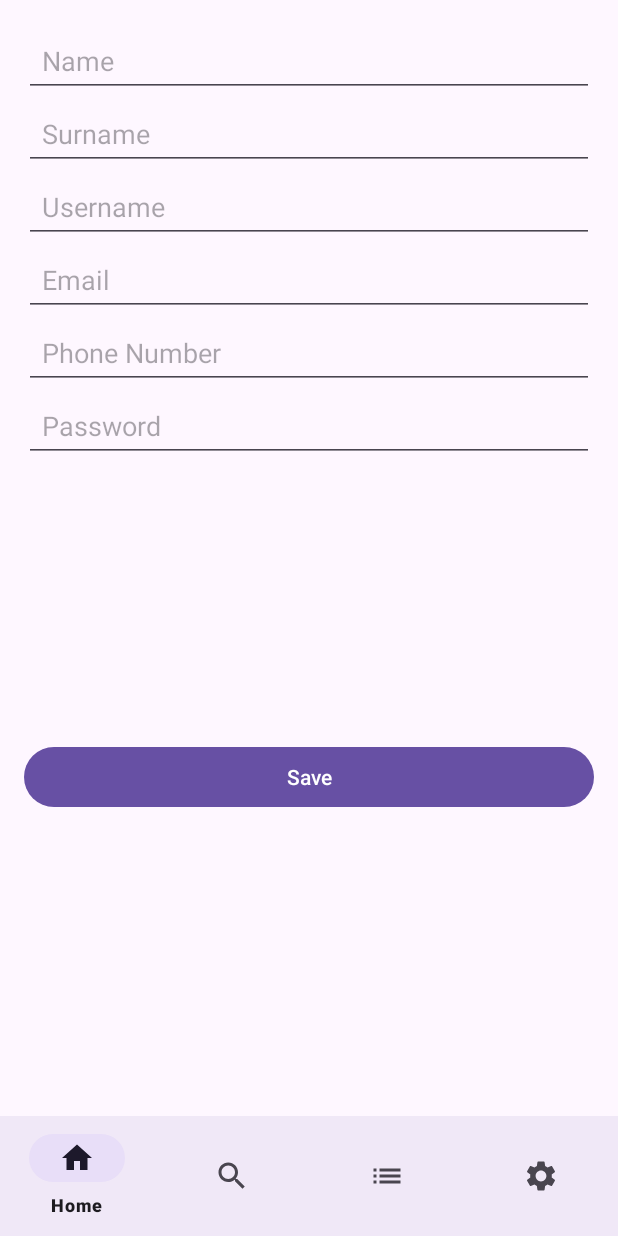
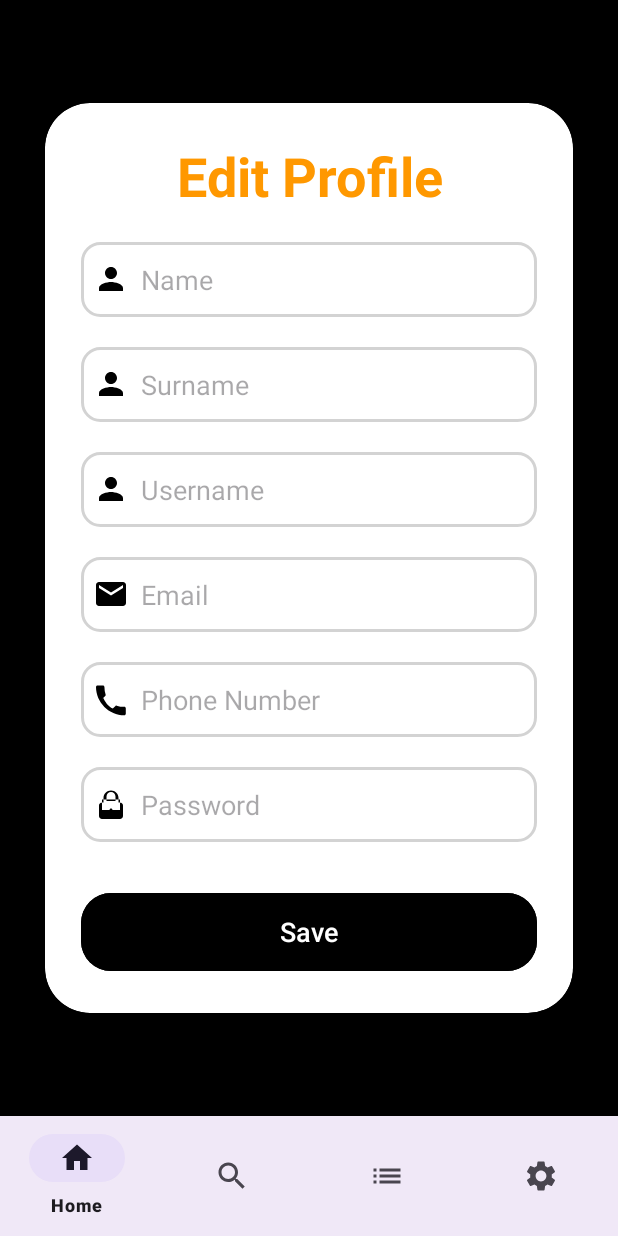
Before and after one commit to CineRedux/CineReduxApp, an Android app: the fragment EditProfileFragment placed in its activity, on a phone screen of 412 x 824 dp. Run offline under Robolectric (Android 15) with nearby library versions, the phone set to English and light mode, and no system bars; pictures from the network do not load; 1 statement that could not run was skipped.

Commit message:
fixed edit profile xml

```diff
--- a/app/src/main/res/layout/fragment_edit_profile.xml
+++ b/app/src/main/res/layout/fragment_edit_profile.xml
@@ -1,104 +1,126 @@
 <?xml version="1.0" encoding="utf-8"?>
-<androidx.constraintlayout.widget.ConstraintLayout
+<LinearLayout
     xmlns:android="http://schemas.android.com/apk/res/android"
     xmlns:app="http://schemas.android.com/apk/res-auto"
+    xmlns:tools="http://schemas.android.com/tools"
     android:layout_width="match_parent"
     android:layout_height="match_parent"
-    android:padding="16dp">
+    android:orientation="vertical"
+    android:gravity="center"
+    android:background="@drawable/loginbkg"
+    tools:context=".ProfileEdit">
 
-    <!-- Name Field -->
+    <androidx.cardview.widget.CardView
+        android:layout_width="match_parent"
+        android:layout_height="wrap_content"
+        android:layout_margin="30dp"
+        app:cardCornerRadius="30dp"
+        app:cardElevation="20dp">
+
+        <LinearLayout
+            android:layout_width="match_parent"
+            android:layout_height="wrap_content"
+            android:orientation="vertical"
+            android:layout_gravity="center_horizontal"
+            android:padding="24dp">
+
+            <TextView
+                android:layout_width="match_parent"
+                android:layout_height="wrap_content"
+                android:text="Edit Profile"
+                android:id="@+id/editProfileText"
+                android:textSize="36sp"
+                android:textAlignment="center"
+                android:textStyle="bold"
+                android:textColor="#FF9800"/>
+
             <EditText
+                android:layout_width="match_parent"
+                android:layout_height="50dp"
                 android:id="@+id/editText_name"
-        android:layout_width="0dp"
-        android:layout_height="wrap_content"
+                android:background="@drawable/custom_edittext"
+                android:layout_marginTop="20dp"
+                android:padding="8dp"
                 android:hint="Name"
-        android:inputType="textPersonName"
-        android:minHeight="48dp"
-        android:padding="12dp"
-        app:layout_constraintTop_toTopOf="parent"
-        app:layout_constraintStart_toStartOf="parent"
-        app:layout_constraintEnd_toEndOf="parent"
-        android:layout_marginBottom="8dp" />
+                android:drawableLeft="@drawable/ic_baseline_person_24"
+                android:textColor="@color/black"
+                android:drawablePadding="8dp"/>
 
-    <!-- Surname Field -->
             <EditText
+                android:layout_width="match_parent"
+                android:layout_height="50dp"
                 android:id="@+id/editText_surname"
-        android:layout_width="0dp"
-        android:layout_height="wrap_content"
+                android:background="@drawable/custom_edittext"
+                android:layout_marginTop="20dp"
+                android:padding="8dp"
                 android:hint="Surname"
-        android:inputType="textPersonName"
-        android:minHeight="48dp"
-        android:padding="12dp"
-        app:layout_constraintTop_toBottomOf="@id/editText_name"
-        app:layout_constraintStart_toStartOf="parent"
-        app:layout_constraintEnd_toEndOf="parent"
-        android:layout_marginBottom="8dp" />
+                android:drawableLeft="@drawable/ic_baseline_person_24"
+                android:textColor="@color/black"
+                android:drawablePadding="8dp"/>
 
-    <!-- Username Field -->
             <EditText
+                android:layout_width="match_parent"
+                android:layout_height="50dp"
                 android:id="@+id/editText_username"
-        android:layout_width="0dp"
-        android:layout_height="wrap_content"
+                android:background="@drawable/custom_edittext"
+                android:layout_marginTop="20dp"
+                android:padding="8dp"
                 android:hint="Username"
-        android:inputType="textPersonName"
-        android:minHeight="48dp"
-        android:padding="12dp"
-        app:layout_constraintTop_toBottomOf="@id/editText_surname"
-        app:layout_constraintStart_toStartOf="parent"
-        app:layout_constraintEnd_toEndOf="parent"
-        android:layout_marginBottom="8dp" />
+                android:drawableLeft="@drawable/ic_baseline_person_24"
+                android:textColor="@color/black"
+                android:drawablePadding="8dp"/>
 
-    <!-- Email Field -->
             <EditText
+                android:layout_width="match_parent"
+                android:layout_height="50dp"
                 android:id="@+id/editText_email"
-        android:layout_width="0dp"
-        android:layout_height="wrap_content"
+                android:background="@drawable/custom_edittext"
+                android:layout_marginTop="20dp"
+                android:padding="8dp"
                 android:hint="Email"
                 android:inputType="textEmailAddress"
-        android:minHeight="48dp"
-        android:padding="12dp"
-        app:layout_constraintTop_toBottomOf="@id/editText_username"
-        app:layout_constraintStart_toStartOf="parent"
-        app:layout_constraintEnd_toEndOf="parent"
-        android:layout_marginBottom="8dp" />
+                android:drawableLeft="@drawable/ic_baseline_email_24"
+                android:textColor="@color/black"
+                android:drawablePadding="8dp"/>
 
-    <!-- Phone Field -->
             <EditText
+                android:layout_width="match_parent"
+                android:layout_height="50dp"
                 android:id="@+id/editText_phone"
-        android:layout_width="0dp"
-        android:layout_height="wrap_content"
+                android:background="@drawable/custom_edittext"
+                android:layout_marginTop="20dp"
+                android:inputType="phone"
+                android:padding="8dp"
                 android:hint="Phone Number"
-        android:inputType="phone"
-        android:minHeight="48dp"
-        android:padding="12dp"
-        app:layout_constraintTop_toBottomOf="@id/editText_email"
-        app:layout_constraintStart_toStartOf="parent"
-        app:layout_constraintEnd_toEndOf="parent"
-        android:layout_marginBottom="8dp" />
+                android:drawableLeft="@drawable/ic_baseline_phone_24"
+                android:textColor="@color/black"
+                android:drawablePadding="8dp"/>
 
-    <!-- Password Field -->
             <EditText
+                android:layout_width="match_parent"
+                android:layout_height="50dp"
                 android:id="@+id/editText_password"
-        android:layout_width="0dp"
-        android:layout_height="wrap_content"
+                android:background="@drawable/custom_edittext"
+                android:layout_marginTop="20dp"
+                android:inputType="textPassword"
+                android:padding="8dp"
                 android:hint="Password"
-        android:inputType="textPassword"
-        android:minHeight="48dp"
-        android:padding="12dp"
-        app:layout_constraintTop_toBottomOf="@id/editText_phone"
-        app:layout_constraintStart_toStartOf="parent"
-        app:layout_constraintEnd_toEndOf="parent"
-        android:layout_marginBottom="16dp" />
+                android:drawableLeft="@drawable/ic_baseline_lock_24"
+                android:textColor="@color/black"
+                android:drawablePadding="8dp"/>
 
-    <!-- Save Button -->
             <Button
+                android:layout_width="match_parent"
+                android:layout_height="60dp"
+                android:text="Save"
                 android:id="@+id/button_save_profile"
-        android:layout_width="0dp"
-        android:layout_height="wrap_content"
-        android:text="Save"
-        app:layout_constraintTop_toBottomOf="@id/editText_password"
-        app:layout_constraintStart_toStartOf="parent"
-        app:layout_constraintEnd_toEndOf="parent"
-        app:layout_constraintBottom_toBottomOf="parent" />
+                android:textSize="18sp"
+                android:layout_marginTop="30dp"
+                android:backgroundTint="@color/black"
+                app:cornerRadius="20dp"/>
 
-</androidx.constraintlayout.widget.ConstraintLayout>
+        </LinearLayout>
+
+    </androidx.cardview.widget.CardView>
+
+</LinearLayout>
```
Lines whose indentation alone changed are shown as unchanged.
